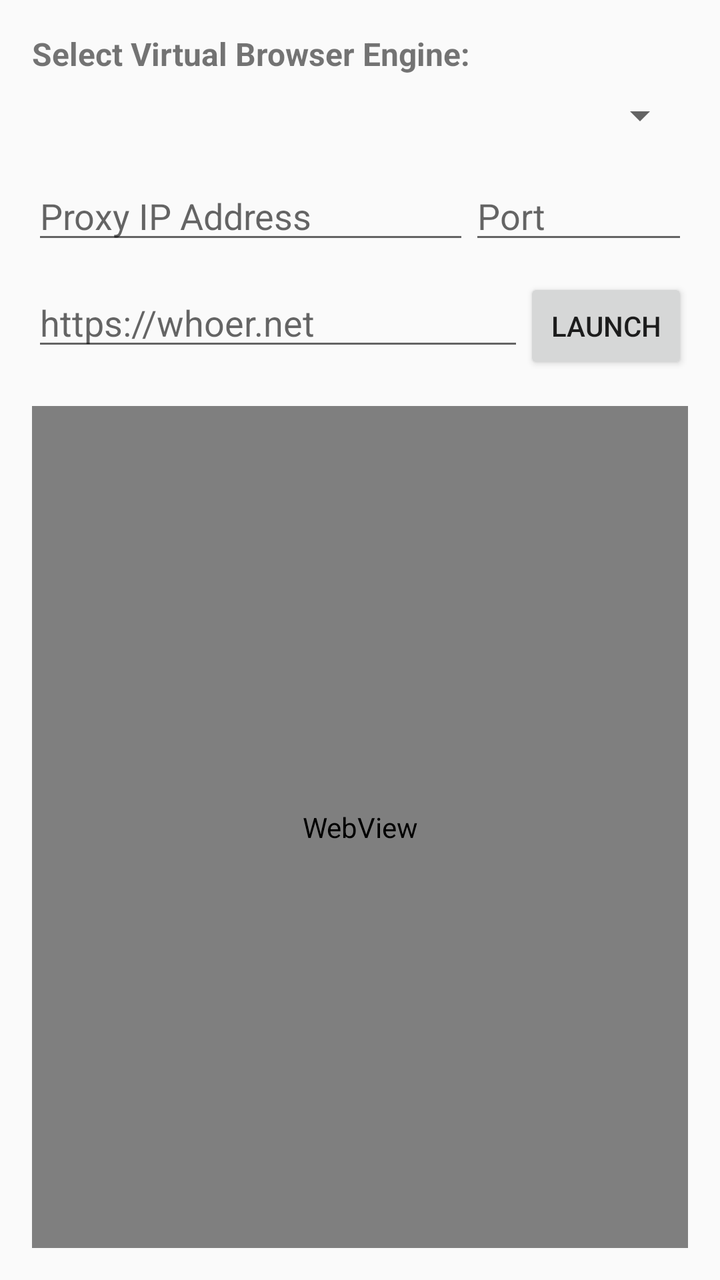
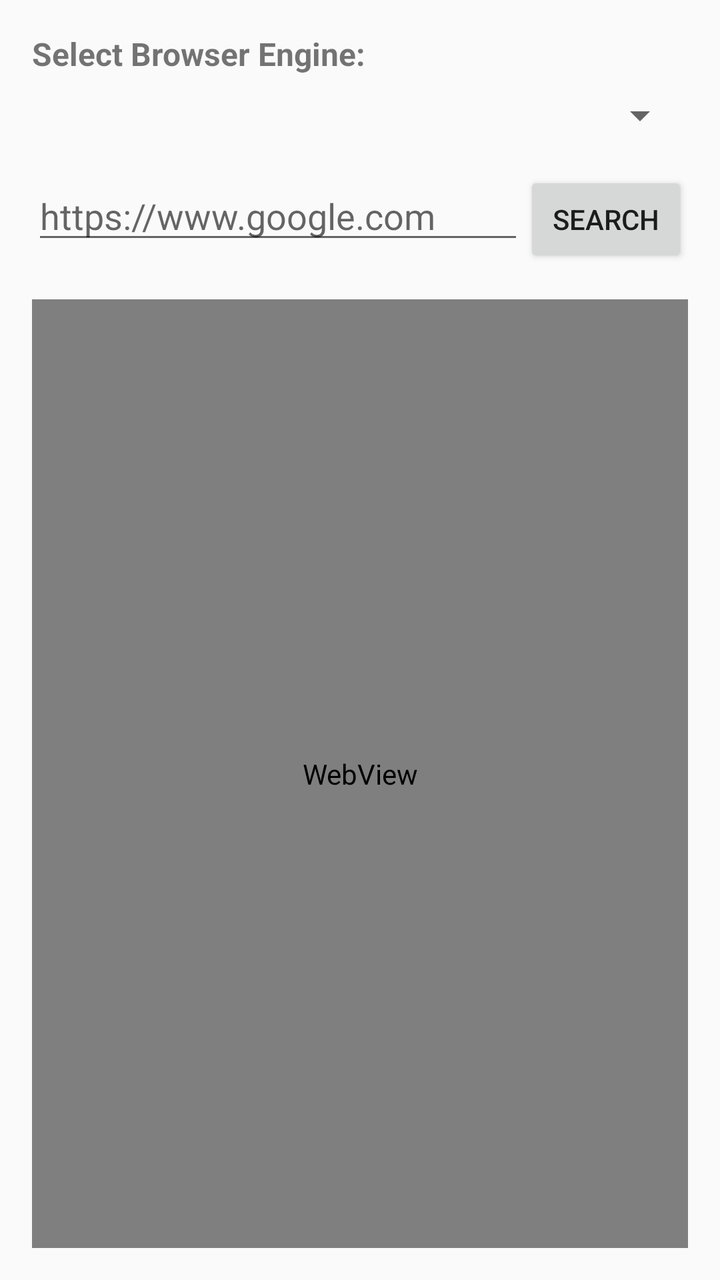

Two renders of the same Android screen: before a commit and after it. Below are the layout's source before the change and the commit's diff.
<!-- AndroidManifest.xml: application theme Theme.AppCompat.Light.NoActionBar -->
<!-- res/layout/activity_main.xml -->
<?xml version="1.0" encoding="utf-8"?>
<LinearLayout xmlns:android="http://schemas.android.com/apk/res/android"
    android:layout_width="match_parent"
    android:layout_height="match_parent"
    android:orientation="vertical"
    android:padding="16dp">

    <TextView
        android:layout_width="wrap_content"
        android:layout_height="wrap_content"
        android:text="Select Virtual Browser Engine:"
        android:textStyle="bold"
        android:textSize="16sp"
        android:layout_marginBottom="8dp"/>

    <Spinner
        android:id="@+id/engineSpinner"
        android:layout_width="match_parent"
        android:layout_height="wrap_content"
        android:layout_marginBottom="16dp"/>

    <LinearLayout
        android:layout_width="match_parent"
        android:layout_height="wrap_content"
        android:orientation="horizontal"
        android:layout_marginBottom="12dp">

        <EditText
            android:id="@+id/proxyIpEditText"
            android:layout_width="0dp"
            android:layout_height="wrap_content"
            android:layout_weight="2"
            android:hint="Proxy IP Address"
            android:inputType="text" />

        <EditText
            android:id="@+id/proxyPortEditText"
            android:layout_width="0dp"
            android:layout_height="wrap_content"
            android:layout_weight="1"
            android:hint="Port"
            android:inputType="number" />
    </LinearLayout>

    <LinearLayout
        android:layout_width="match_parent"
        android:layout_height="wrap_content"
        android:orientation="horizontal"
        android:layout_marginBottom="16dp">

        <EditText
            android:id="@+id/urlEditText"
            android:layout_width="0dp"
            android:layout_height="wrap_content"
            android:layout_weight="3"
            android:hint="https://whoer.net"
            android:inputType="textUri" />

        <Button
            android:id="@+id/launchButton"
            android:layout_width="0dp"
            android:layout_height="wrap_content"
            android:layout_weight="1"
            android:text="LAUNCH" />
    </LinearLayout>

    <WebView
        android:id="@+id/webView"
        android:layout_width="match_parent"
        android:layout_height="match_parent" />

</LinearLayout>
<!-- resources referenced by this layout -->
<resources>

</resources>

<!-- the commit's change to res/layout/activity_main.xml (unified diff, before → after) -->
@@ -8,7 +8,7 @@
     <TextView
         android:layout_width="wrap_content"
         android:layout_height="wrap_content"
-        android:text="Select Virtual Browser Engine:"
+        android:text="Select Browser Engine:"
         android:textStyle="bold"
         android:textSize="16sp"
         android:layout_marginBottom="8dp"/>
@@ -23,29 +23,6 @@
         android:layout_width="match_parent"
         android:layout_height="wrap_content"
         android:orientation="horizontal"
-        android:layout_marginBottom="12dp">
-
-        <EditText
-            android:id="@+id/proxyIpEditText"
-            android:layout_width="0dp"
-            android:layout_height="wrap_content"
-            android:layout_weight="2"
-            android:hint="Proxy IP Address"
-            android:inputType="text" />
-
-        <EditText
-            android:id="@+id/proxyPortEditText"
-            android:layout_width="0dp"
-            android:layout_height="wrap_content"
-            android:layout_weight="1"
-            android:hint="Port"
-            android:inputType="number" />
-    </LinearLayout>
-
-    <LinearLayout
-        android:layout_width="match_parent"
-        android:layout_height="wrap_content"
-        android:orientation="horizontal"
         android:layout_marginBottom="16dp">
 
         <EditText
@@ -53,7 +30,7 @@
             android:layout_width="0dp"
             android:layout_height="wrap_content"
             android:layout_weight="3"
-            android:hint="https://whoer.net"
+            android:hint="https://www.google.com"
             android:inputType="textUri" />
 
         <Button
@@ -61,7 +38,7 @@
             android:layout_width="0dp"
             android:layout_height="wrap_content"
             android:layout_weight="1"
-            android:text="LAUNCH" />
+            android:text="SEARCH" />
     </LinearLayout>
 
     <WebView
